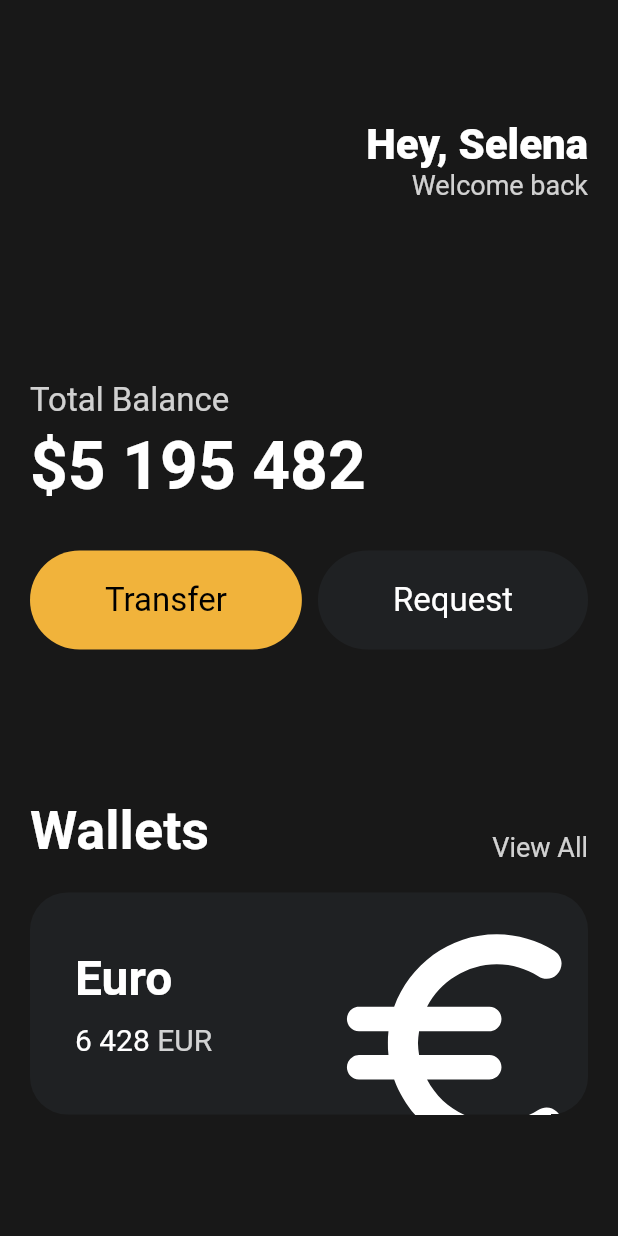
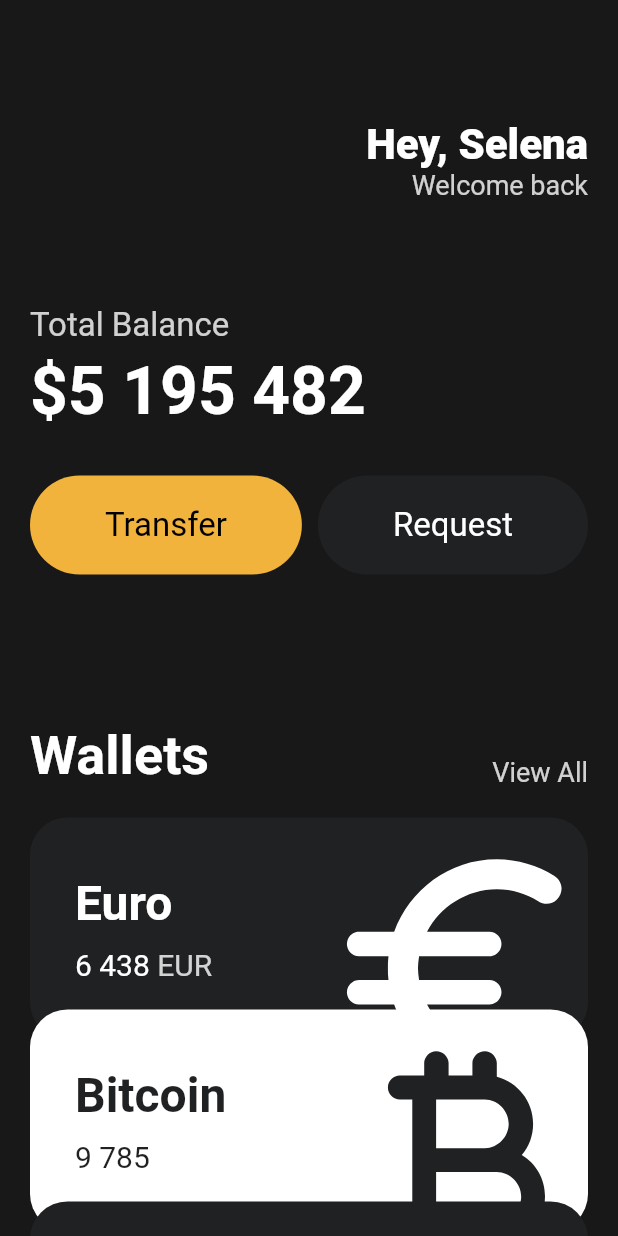
Before and after one commit to janehub/toonflix, a Flutter app: the screen it shows after launch, on a phone screen of 412 x 824 dp. Run offline on Flutter 3.47's test engine with Material 2 defaults, Android fonts, the phone set to English and light mode, and no system bars.

Commit message:
Reusable Cards

```diff
--- a/lib/main.dart
+++ b/lib/main.dart
@@ -1,5 +1,6 @@
 import 'package:flutter/material.dart';
 import 'package:toonflix/widgets/button.dart';
+import 'package:toonflix/widgets/currency_card.dart';
 
 //constant : 수정할 수 없고, compile 전에 value를 알 수 있는 변수
 // constant 변수로 만들면 런타임 전에 컴파일러가 컴파일 하는 중에 값을 산정할 수 있어서 앱이 동작하기에 더 쉬움
@@ -23,7 +24,8 @@ class App extends StatelessWidget {
       // scaffold : 화면의 구조 제공. 모든 스크린은 scaffold가 필요하다.
       home: Scaffold(
           backgroundColor: const Color(0xFF181818),
-          body: Padding(
+          body: SingleChildScrollView(
+            child: Padding(
               padding: const EdgeInsets.symmetric(horizontal: 20),
               child: Column(
                 crossAxisAlignment: CrossAxisAlignment.start,
@@ -57,7 +59,7 @@ class App extends StatelessWidget {
                     ],
                   ),
                   const SizedBox(
-                  height: 120,
+                    height: 70,
                   ),
                   Text(
                     'Total Balance',
@@ -120,71 +122,36 @@ class App extends StatelessWidget {
                   const SizedBox(
                     height: 20,
                   ),
-                Container(
-                  clipBehavior: Clip.hardEdge,
-                  decoration: BoxDecoration(
-                    color: const Color(0xFF1F2123),
-                    borderRadius: BorderRadius.circular(25),
+                  const CurrencyCard(
+                    name: 'Euro',
+                    code: 'EUR',
+                    amount: '6 438',
+                    icon: Icons.euro_rounded,
+                    isInverted: false,
                   ),
-                  child: Padding(
-                    padding: const EdgeInsets.all(30),
-                    child: Row(
-                      mainAxisAlignment: MainAxisAlignment.spaceBetween,
-                      children: [
-                        Column(
-                          crossAxisAlignment: CrossAxisAlignment.start,
-                          children: [
-                            const Text(
-                              'Euro',
-                              style: TextStyle(
-                                color: Colors.white,
-                                fontSize: 32,
-                                fontWeight: FontWeight.w600,
+                  Transform.translate(
+                    offset: Offset(0, -20),
+                    child: const CurrencyCard(
+                      name: 'Bitcoin',
+                      code: 'BTC',
+                      amount: '9 785',
+                      icon: Icons.currency_bitcoin_rounded,
+                      isInverted: true,
                     ),
                   ),
-                            const SizedBox(
-                              height: 10,
-                            ),
-                            Row(
-                              children: [
-                                const Text(
-                                  '6 428',
-                                  style: TextStyle(
-                                    color: Colors.white,
-                                    fontSize: 20,
-                                  ),
-                                ),
-                                const SizedBox(
-                                  width: 5,
-                                ),
-                                Text(
-                                  'EUR',
-                                  style: TextStyle(
-                                    color: Colors.white.withOpacity(0.8),
-                                    fontSize: 20,
-                                  ),
-                                ),
-                              ],
-                            ),
-                          ],
-                        ),
-                        Transform.scale(
-                          scale: 2.2,
-                          child: Transform.translate(
-                            offset: const Offset(-5, 12),
-                            child: const Icon(
-                              Icons.euro_rounded,
-                              color: Colors.white,
-                              size: 88,
-                            ),
+                  Transform.translate(
+                    offset: Offset(0, -40),
+                    child: const CurrencyCard(
+                      name: 'Dollar',
+                      code: 'USD',
+                      amount: '456',
+                      icon: Icons.attach_money_outlined,
+                      isInverted: false,
                     ),
                   ),
                 ],
               ),
             ),
-                ),
-              ],
-            ),
           )),
     );
   }
--- /dev/null
+++ b/lib/widgets/currency_card.dart
@@ -0,0 +1,85 @@
+import 'package:flutter/material.dart';
+
+class CurrencyCard extends StatelessWidget {
+  final String name, code, amount;
+  final IconData icon;
+  final bool isInverted;
+
+  final blackcolor = const Color(0xFF1F2123);
+
+  const CurrencyCard({
+    super.key,
+    required this.name,
+    required this.code,
+    required this.amount,
+    required this.icon,
+    required this.isInverted,
+  });
+
+  @override
+  Widget build(BuildContext context) {
+    return Container(
+      clipBehavior: Clip.hardEdge,
+      decoration: BoxDecoration(
+        color: isInverted ? Colors.white : blackcolor,
+        borderRadius: BorderRadius.circular(25),
+      ),
+      child: Padding(
+        padding: const EdgeInsets.all(30),
+        child: Row(
+          mainAxisAlignment: MainAxisAlignment.spaceBetween,
+          children: [
+            Column(
+              crossAxisAlignment: CrossAxisAlignment.start,
+              children: [
+                Text(
+                  name,
+                  style: TextStyle(
+                    color: isInverted ? blackcolor : Colors.white,
+                    fontSize: 32,
+                    fontWeight: FontWeight.w600,
+                  ),
+                ),
+                const SizedBox(
+                  height: 10,
+                ),
+                Row(
+                  children: [
+                    Text(
+                      amount,
+                      style: TextStyle(
+                        color: isInverted ? blackcolor : Colors.white,
+                        fontSize: 20,
+                      ),
+                    ),
+                    const SizedBox(
+                      width: 5,
+                    ),
+                    Text(
+                      code,
+                      style: TextStyle(
+                        color: Colors.white.withOpacity(0.8),
+                        fontSize: 20,
+                      ),
+                    ),
+                  ],
+                ),
+              ],
+            ),
+            Transform.scale(
+              scale: 2.2,
+              child: Transform.translate(
+                offset: const Offset(-5, 12),
+                child: Icon(
+                  icon,
+                  color: isInverted ? blackcolor : Colors.white,
+                  size: 88,
+                ),
+              ),
+            ),
+          ],
+        ),
+      ),
+    );
+  }
+}
```
Lines whose indentation alone changed are shown as unchanged.
